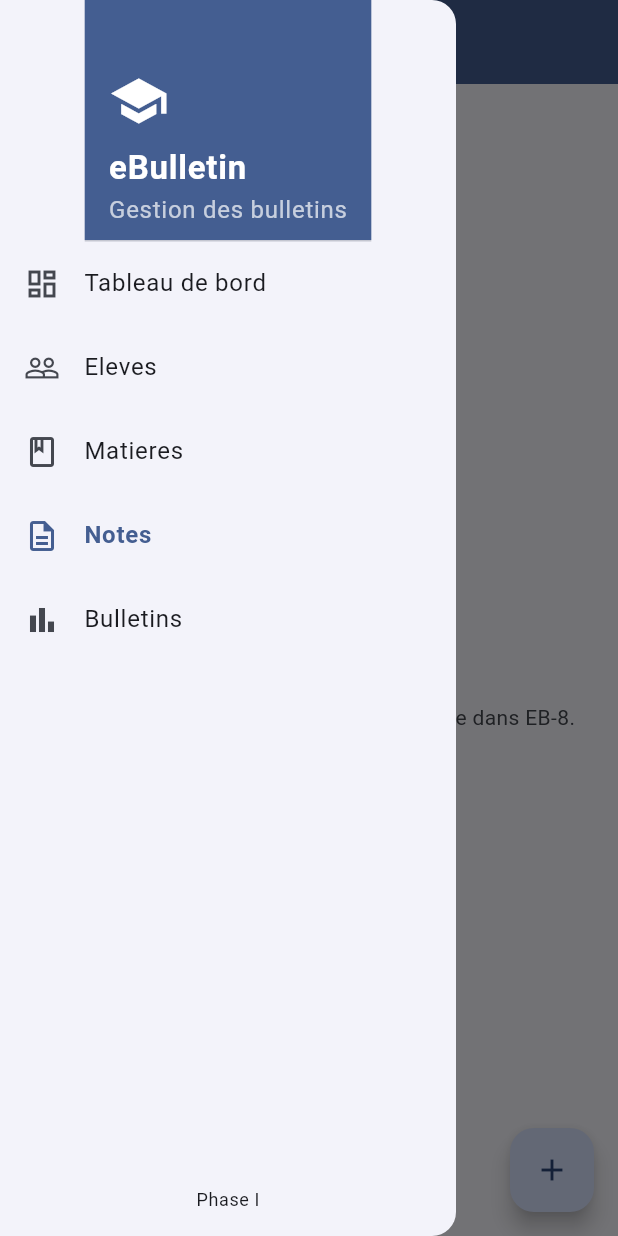
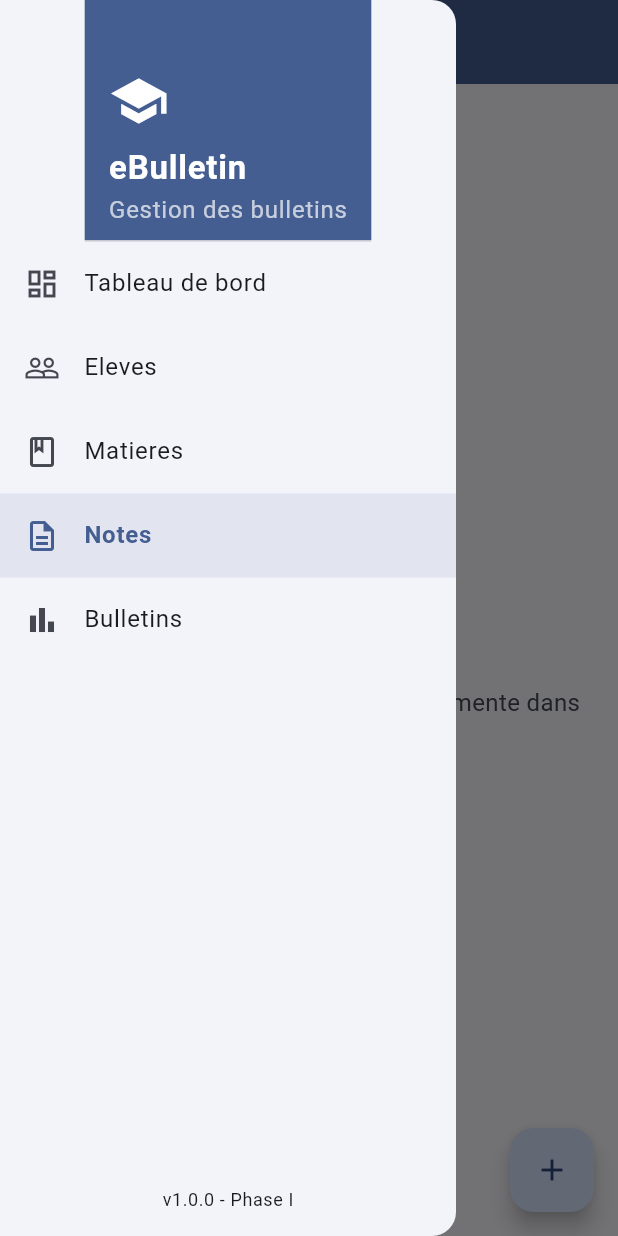
Before and after one commit to Bertheam/ebulletin, a Flutter app: the GradesScreen screen opened by its route, with the side drawer open, on a phone screen of 412 x 824 dp. Run offline on Flutter 3.47's test engine with Material 3 defaults, Android fonts, the phone set to English and light mode, and no system bars; our stand-ins replace hive, hive_flutter; accounts and stored records are empty.

Commit message:
EB-4 : finalize shared drawer navigation and shell widgets

```diff
--- a/lib/widgets/app_drawer.dart
+++ b/lib/widgets/app_drawer.dart
@@ -5,6 +5,7 @@ class AppDrawer extends StatelessWidget {
 
   @override
   Widget build(BuildContext context) {
+    final currentRoute = ModalRoute.of(context)?.settings.name ?? '/';
     final colorScheme = Theme.of(context).colorScheme;
 
     return Drawer(
@@ -37,31 +38,36 @@ class AppDrawer extends StatelessWidget {
           Expanded(
             child: ListView(
               padding: EdgeInsets.zero,
-              children: const [
+              children: [
                 _DrawerItem(
                   icon: Icons.dashboard_outlined,
                   label: 'Tableau de bord',
                   route: '/',
+                  isActive: currentRoute == '/',
                 ),
                 _DrawerItem(
                   icon: Icons.people_outline,
                   label: 'Eleves',
                   route: '/students',
+                  isActive: currentRoute == '/students',
                 ),
                 _DrawerItem(
                   icon: Icons.book_outlined,
                   label: 'Matieres',
                   route: '/subjects',
+                  isActive: currentRoute == '/subjects',
                 ),
                 _DrawerItem(
                   icon: Icons.description_outlined,
                   label: 'Notes',
                   route: '/grades',
+                  isActive: currentRoute == '/grades',
                 ),
                 _DrawerItem(
                   icon: Icons.bar_chart_outlined,
                   label: 'Bulletins',
                   route: '/report-cards',
+                  isActive: currentRoute == '/report-cards',
                 ),
               ],
             ),
@@ -69,7 +75,7 @@ class AppDrawer extends StatelessWidget {
           Padding(
             padding: const EdgeInsets.all(16),
             child: Text(
-              'Phase I',
+              'v1.0.0 - Phase I',
               style: Theme.of(context).textTheme.bodySmall,
             ),
           ),
@@ -84,16 +90,16 @@ class _DrawerItem extends StatelessWidget {
     required this.icon,
     required this.label,
     required this.route,
+    required this.isActive,
   });
 
   final IconData icon;
   final String label;
   final String route;
+  final bool isActive;
 
   @override
   Widget build(BuildContext context) {
-    final currentRoute = ModalRoute.of(context)?.settings.name ?? '/';
-    final isActive = currentRoute == route;
     final colorScheme = Theme.of(context).colorScheme;
 
     return ListTile(
@@ -105,6 +111,7 @@ class _DrawerItem extends StatelessWidget {
             : null,
       ),
       selected: isActive,
+      selectedTileColor: colorScheme.primary.withValues(alpha: 0.1),
       onTap: () {
         Navigator.pop(context);
         if (!isActive) {
--- a/lib/widgets/empty_state.dart
+++ b/lib/widgets/empty_state.dart
@@ -16,11 +16,14 @@ class EmptyState extends StatelessWidget {
         child: Column(
           mainAxisSize: MainAxisSize.min,
           children: [
-            Icon(icon, size: 64, color: colorScheme.outline),
-            const SizedBox(height: 12),
+            Icon(icon, size: 64, color: colorScheme.outlineVariant),
+            const SizedBox(height: 16),
             Text(
               message,
-              style: TextStyle(color: colorScheme.onSurfaceVariant),
+              style: TextStyle(
+                color: colorScheme.onSurfaceVariant,
+                fontSize: 16,
+              ),
               textAlign: TextAlign.center,
             ),
           ],
--- a/lib/widgets/stat_card.dart
+++ b/lib/widgets/stat_card.dart
@@ -22,7 +22,7 @@ class StatCard extends StatelessWidget {
         child: Column(
           mainAxisAlignment: MainAxisAlignment.center,
           children: [
-            Icon(icon, size: 32, color: color),
+            Icon(icon, size: 36, color: color),
             const SizedBox(height: 12),
             Text(
               '$value',
@@ -33,7 +33,7 @@ class StatCard extends StatelessWidget {
               ),
             ),
             const SizedBox(height: 4),
-            Text(label),
+            Text(label, style: const TextStyle(color: Colors.grey)),
           ],
         ),
       ),
```
Also changed, not shown: 1 other file.
